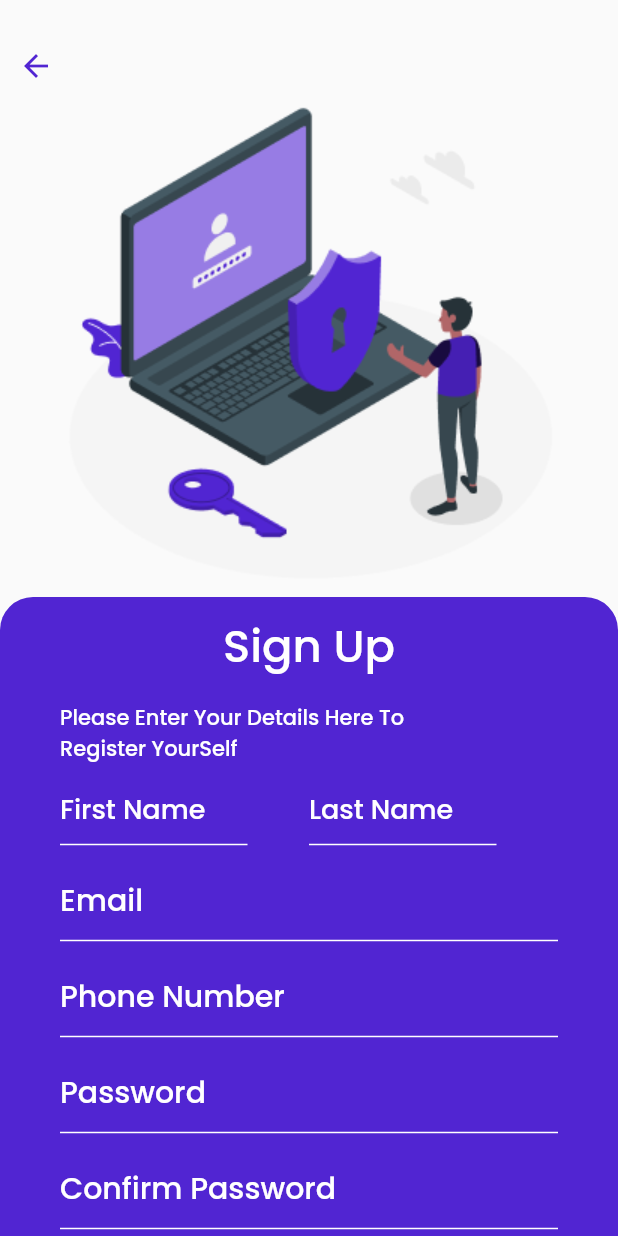
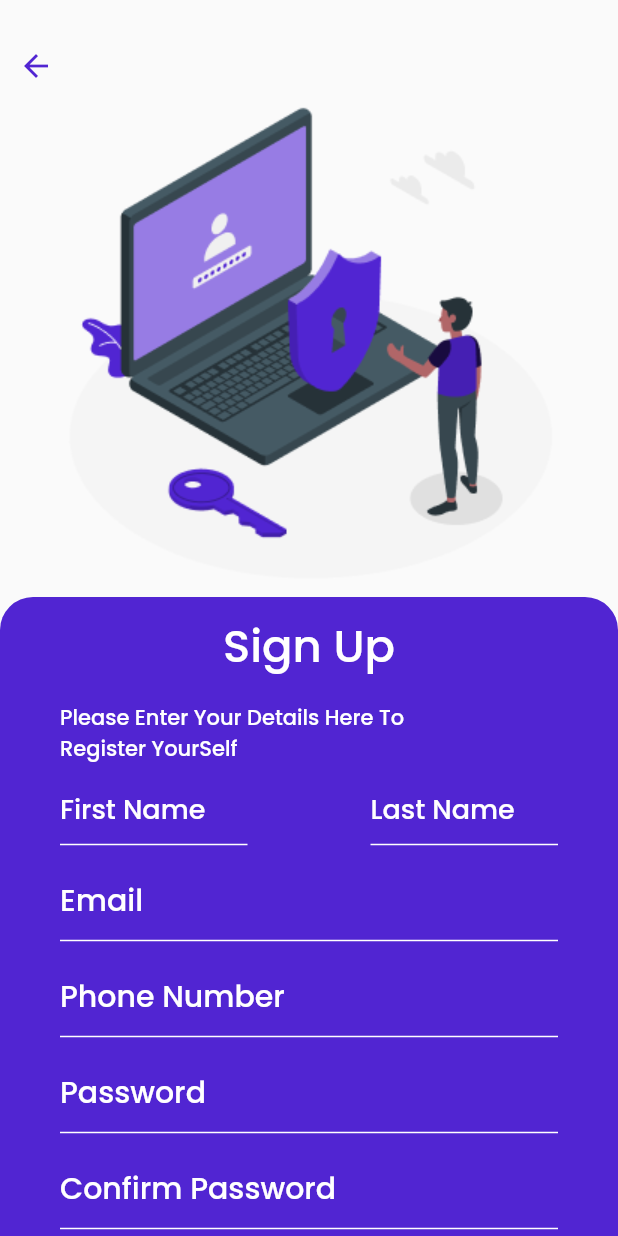
Before and after one commit to MrAhmed0702/your_cart, a Flutter app: the screen it shows after launch, after a tap on "Get Started", after a tap on "SignUp!", on a phone screen of 412 x 824 dp. Run offline on Flutter 3.47's test engine with Material 2 defaults, Android fonts, the phone set to English and light mode, and no system bars; our stand-ins replace cloud_firestore, firebase_auth, firebase_core, flutter_svg, google_sign_in; accounts and stored records are empty; network calls fail.

Commit message:
login and registration page ui refactor

```diff
--- a/lib/Screen/Login.dart
+++ b/lib/Screen/Login.dart
@@ -203,11 +203,12 @@ class _LoginPageState extends State<LoginPage> {
                                   height: 20,
                                 ),
                                 Text(
-                                  "OR",
+                                  "Or Login With",
                                   style: TextStyle(
-                                    fontSize: 20,
-                                    fontWeight: FontWeight.bold,
                                     color: Colors.white,
+                                    fontSize: 18,
+                                    fontFamily: 'Poppins',
+                                   fontWeight: FontWeight.w600,
                                   ),
                                 ),
                                 SizedBox(
--- a/lib/Screen/Registration.dart
+++ b/lib/Screen/Registration.dart
@@ -4,6 +4,7 @@ import 'package:cloud_firestore/cloud_firestore.dart';
 import 'package:firebase_auth/firebase_auth.dart';
 import 'package:flutter/material.dart';
 import 'package:your_cart/Components/my_textfield.dart';
+import 'package:your_cart/Screen/Login.dart';
 
 class RegistrationPage extends StatefulWidget {
   const RegistrationPage({super.key});
@@ -13,6 +14,7 @@ class RegistrationPage extends StatefulWidget {
 }
 
 class _RegistrationPageState extends State<RegistrationPage> {
+  bool? ischeck = false;
   bool? check = false;
   TextEditingController firstNameController = TextEditingController();
   TextEditingController lastNameController = TextEditingController();
@@ -109,6 +111,7 @@ class _RegistrationPageState extends State<RegistrationPage> {
                             height: 10,
                           ),
                           Row(
+                            mainAxisAlignment: MainAxisAlignment.spaceBetween,
                             children: [
                               SizedBox(
                                 width: 125,
@@ -140,9 +143,6 @@ class _RegistrationPageState extends State<RegistrationPage> {
                                     ),
                                   ),
                                 ),
-                              ),
-                              SizedBox(
-                                width: 41,
                               ),
                               SizedBox(
                                 width: 125,
@@ -249,6 +249,35 @@ class _RegistrationPageState extends State<RegistrationPage> {
                           SizedBox(
                             height: 20,
                           ),
+                            Row(
+                              mainAxisAlignment: MainAxisAlignment.start,
+                              children: [
+                                Checkbox(
+                                  checkColor : Color(0xFF5125D2),
+                                  value: ischeck,
+                                  onChanged: (newValue) {
+                                    setState(() {
+                                      ischeck = newValue;
+                                    });
+                                  }
+                                  ),
+
+                                  // 10.width,
+                                  RichText(text: TextSpan(
+                                    children: [
+                                      TextSpan(text: "I agree to the Terms & Conditions \n and Privacy & Policy " ,style: TextStyle(
+                                color: Colors.white,
+                                fontSize: 14,
+                                fontFamily: "Poppins2"))
+                                    ]
+                                  ))
+
+                              ],
+                            ),
+                            SizedBox(
+                            height: 10,
+                          ),
+
                           Row(
                             mainAxisAlignment: MainAxisAlignment.center,
                             children: [
@@ -291,6 +320,36 @@ class _RegistrationPageState extends State<RegistrationPage> {
                               ),
                             ],
                           ),
+                          SizedBox(height:10),
+                          Row(
+                                  mainAxisAlignment: MainAxisAlignment.center,
+                                  children: [
+                                    Text(
+                                      "You Have a Account ?",
+                                      style: TextStyle(
+                                        fontFamily: 'Poppins2',
+                                        color: Colors.white,
+                                      ),
+                                    ),
+                                    InkWell(
+                                      onTap: () {
+                                        Navigator.of(context).push(
+                                            MaterialPageRoute(
+                                                builder:
+                                                    (BuildContext context) =>
+                                                        LoginPage()));
+                                      },
+                                      child: Text(
+                                        " Login ",
+                                        style: TextStyle(
+                                          fontFamily: 'Poppins2',
+                                          color: Colors.white,
+                                        ),
+                                      ),
+                                    )
+                                  ],
+                                ),
+
                         ],
                       ),
                     ),
```
